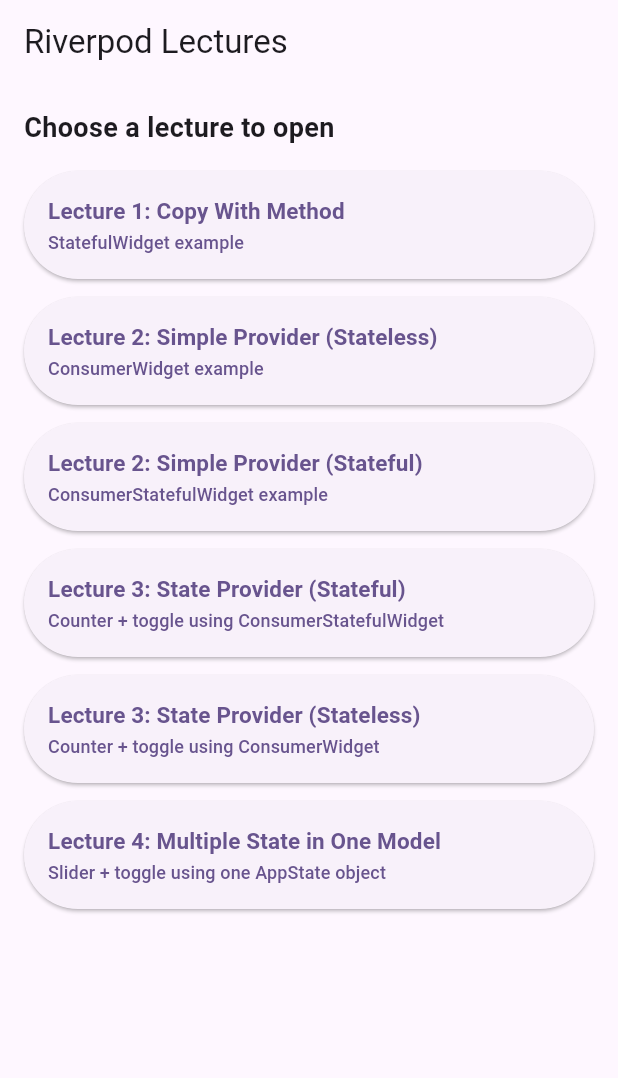
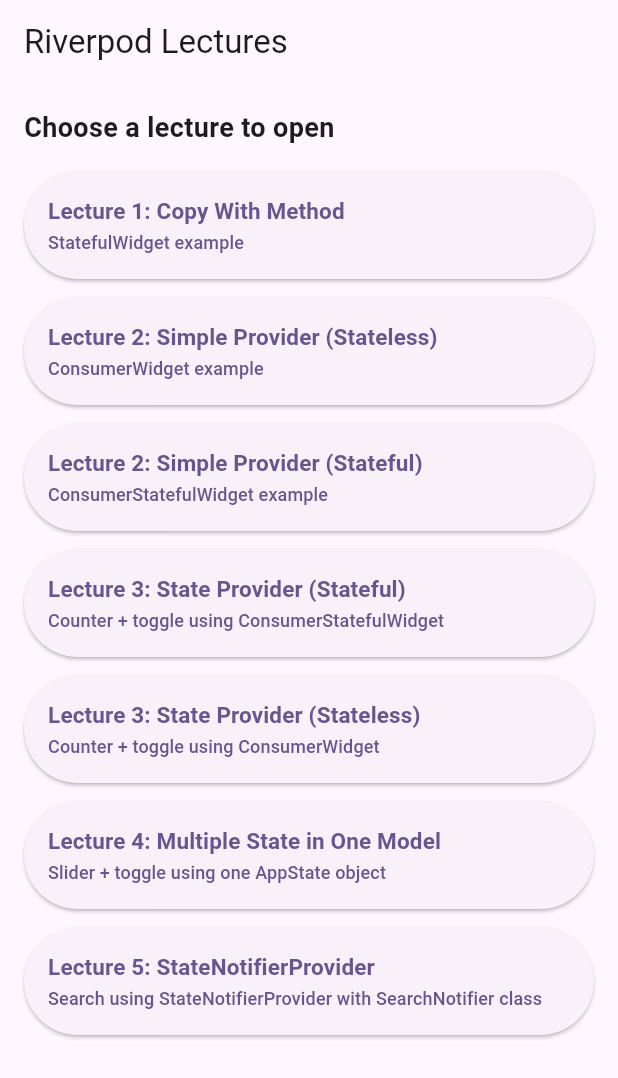
Before and after one commit to fayazashraf98/riverpod_statemanagement, a Flutter app: the screen it shows after launch, on a phone screen of 412 x 824 dp. Shown: the top 1078 px of the screen. Run offline on Flutter 3.47's test engine with Material 3 defaults, Android fonts, the phone set to English and light mode, and no system bars; our stand-ins replace flutter_riverpod.

Commit message:
Add lecture 5 docs and updates

```diff
--- a/lib/Lacture4StateProviderMultipleState.dart
+++ b/lib/Lacture4StateProviderMultipleState.dart
@@ -3,6 +3,7 @@ import 'package:flutter_riverpod/flutter_riverpod.dart';
 import 'package:flutter_riverpod/legacy.dart';
 
 // One provider holds the complete lecture 4 state object.
+//
 final SliderValue = StateProvider<AppState>((ref) {
   return AppState(slider: 0.5, showPassword: false);
 });
--- /dev/null
+++ b/lib/Lacture5StateNotifyProvider.dart
@@ -0,0 +1,109 @@
+import 'package:flutter/material.dart';
+import 'package:flutter_riverpod/flutter_riverpod.dart';
+import 'package:flutter_riverpod/legacy.dart';
+
+// Lecture 5: StateNotifierProvider with a custom state model.
+// This provider exposes SearchState and delegates updates to SearchNotifier.
+
+final searchNotifier = StateNotifierProvider<SearchNotifier, SearchState>((
+  ref,
+) {
+  return SearchNotifier();
+});
+
+// Notifier contains all mutation logic for SearchState.
+class SearchNotifier extends StateNotifier<SearchState> {
+  // Initial state for this screen.
+  SearchNotifier() : super(SearchState(search: '', isOn: false));
+
+  // Update only the search field.
+  void search(String query) {
+    state = state.copyWith(search: query);
+  }
+
+  // Update only the switch value.
+  void isswitch(bool isOn) {
+    state = state.copyWith(isOn: isOn);
+  }
+}
+
+// Immutable state object used by the notifier.
+class SearchState {
+  final String search;
+  final bool isOn;
+
+  SearchState({required this.search, required this.isOn});
+
+  // copyWith keeps unchanged fields and replaces only provided values.
+  SearchState copyWith({String? search, bool? isOn}) {
+    return SearchState(search: search ?? this.search, isOn: isOn ?? this.isOn);
+  }
+}
+
+// UI for reading and updating SearchState.
+class SearchPage extends ConsumerWidget {
+  const SearchPage({super.key});
+
+  @override
+  Widget build(BuildContext context, WidgetRef ref) {
+    print(
+      "Search page rebuilds",
+    ); // This print statement helps show when the SearchPage widget rebuilds.
+
+    return Scaffold(
+      appBar: AppBar(title: const Text('Search')),
+      body: Column(
+        children: [
+          const Center(child: Text('Search Page')),
+
+          Padding(
+            padding: const EdgeInsets.all(8.0),
+            child: TextField(
+              decoration: const InputDecoration(
+                labelText: 'Search',
+                border: OutlineInputBorder(),
+              ),
+
+              // Every key stroke updates the search value in provider state.
+              onChanged: (value) {
+                ref.read(searchNotifier.notifier).search(value);
+              },
+            ),
+          ),
+
+          // This Consumer rebuilds only when state.search changes.
+          Consumer(
+            builder: (context, ref, child) {
+              final search = ref.watch(
+                searchNotifier.select((state) => state.search),
+              );
+              print(
+                "Search query changes",
+              ); // This print shows rebuilds caused by search query changes.
+              return Text(search);
+            },
+          ),
+
+          // This Consumer rebuilds only when state.isOn changes.
+          Consumer(
+            builder: (context, ref, child) {
+              final isChanged = ref.watch(
+                searchNotifier.select((state) => state.isOn),
+              );
+              print(
+                "Switch changes",
+              ); // This print shows rebuilds caused by switch changes.
+              return Switch(
+                value: isChanged,
+                onChanged: (value) {
+                  // Delegate update to notifier to keep mutation logic centralized.
+                  ref.read(searchNotifier.notifier).isswitch(value);
+                },
+              );
+            },
+          ),
+        ],
+      ),
+    );
+  }
+}
--- a/lib/home_page.dart
+++ b/lib/home_page.dart
@@ -3,6 +3,7 @@ import 'package:riverpod_statemanagement/Lacture1CopyWithMetho.dart';
 import 'package:riverpod_statemanagement/Lacture2SimpleProvider.dart';
 import 'package:riverpod_statemanagement/Lacture3StateProvider.dart';
 import 'package:riverpod_statemanagement/Lacture4StateProviderMultipleState.dart';
+import 'package:riverpod_statemanagement/Lacture5StateNotifyProvider.dart';
 
 // Central menu page: each button opens one lecture screen.
 class HomePage extends StatelessWidget {
@@ -88,6 +89,18 @@ class HomePage extends StatelessWidget {
               );
             },
           ),
+          _LectureButton(
+            title: 'Lecture 5: StateNotifierProvider',
+            subtitle:
+                'Search using StateNotifierProvider with SearchNotifier class',
+            onTap: () {
+              // Push lecture 5 state notifier provider demo.
+              Navigator.push(
+                context,
+                MaterialPageRoute(builder: (_) => const SearchPage()),
+              );
+            },
+          ),
         ],
       ),
     );
```
Also changed, not shown: 1 other file.
